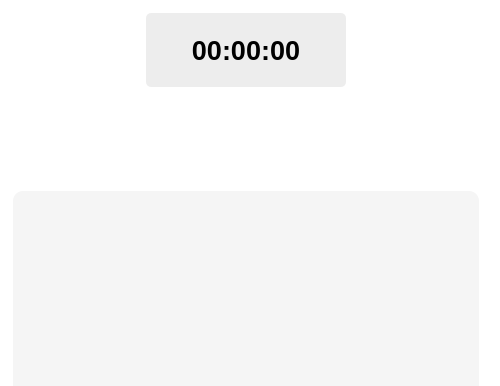
Qt form ui/design/main.ui (kokhlikyan/tracker) before a commit; both pictures show x 0 to 500 and y 0 to 386 of the 500 by 619 pixel window.
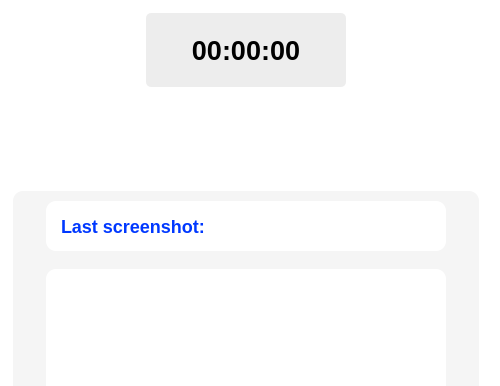
The same form after that commit. Icons and pictures are not drawn.

Diff of the .ui file:
```diff
--- a/ui/design/main.ui
+++ b/ui/design/main.ui
@@ -191,6 +191,71 @@
          <property name="frameShadow">
           <enum>QFrame::Raised</enum>
          </property>
+         <layout class="QVBoxLayout" name="verticalLayout">
+          <property name="spacing">
+           <number>0</number>
+          </property>
+          <property name="leftMargin">
+           <number>0</number>
+          </property>
+          <property name="topMargin">
+           <number>10</number>
+          </property>
+          <property name="rightMargin">
+           <number>0</number>
+          </property>
+          <property name="bottomMargin">
+           <number>10</number>
+          </property>
+          <item alignment="Qt::AlignHCenter">
+           <widget class="QLabel" name="last_screenshot_title">
+            <property name="minimumSize">
+             <size>
+              <width>400</width>
+              <height>50</height>
+             </size>
+            </property>
+            <property name="maximumSize">
+             <size>
+              <width>400</width>
+              <height>50</height>
+             </size>
+            </property>
+            <property name="styleSheet">
+             <string notr="true">color: rgb(0, 56, 255);
+font-size: 18px;
+font-weight: bold;
+padding:0 10px;
+background-color:#fff;</string>
+            </property>
+            <property name="text">
+             <string>Last screenshot: </string>
+            </property>
+           </widget>
+          </item>
+          <item alignment="Qt::AlignHCenter|Qt::AlignVCenter">
+           <widget class="QLabel" name="last_screenshot">
+            <property name="minimumSize">
+             <size>
+              <width>400</width>
+              <height>300</height>
+             </size>
+            </property>
+            <property name="maximumSize">
+             <size>
+              <width>400</width>
+              <height>300</height>
+             </size>
+            </property>
+            <property name="styleSheet">
+             <string notr="true">background-color:#fff;</string>
+            </property>
+            <property name="text">
+             <string/>
+            </property>
+           </widget>
+          </item>
+         </layout>
         </widget>
        </item>
       </layout>
```
